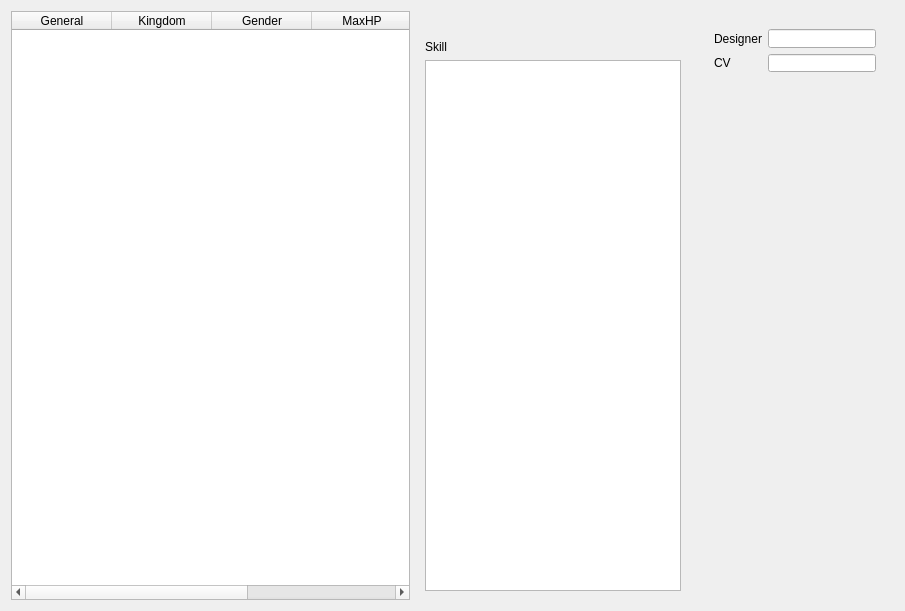
Qt form src/dialog/generaloverview.ui (kdashsoul/QSanguoshaPassMode) before a commit.
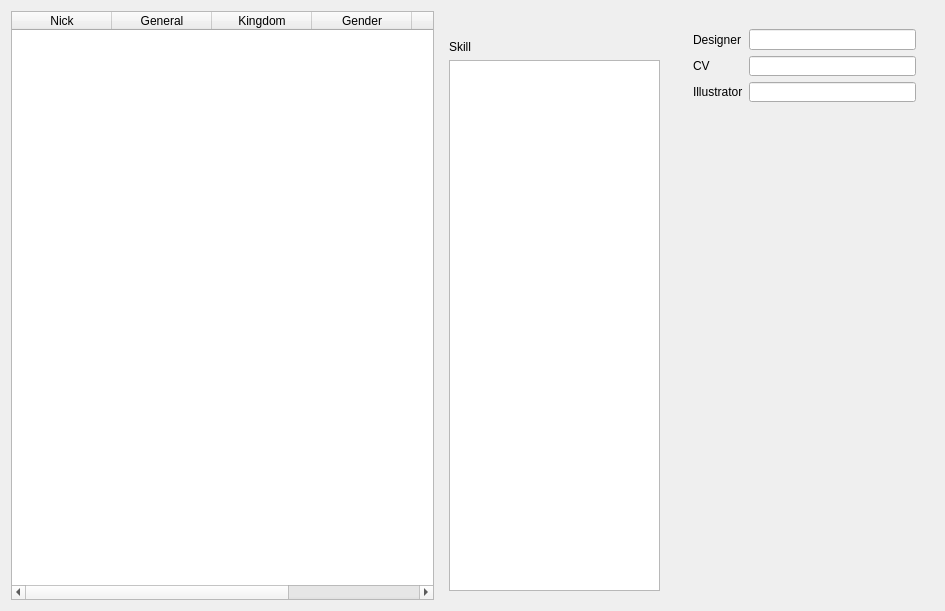
The same form after that commit. Icons and pictures are not drawn.

The edit to the form file:
```diff
--- a/src/dialog/generaloverview.ui
+++ b/src/dialog/generaloverview.ui
@@ -9,10 +9,22 @@
    <rect>
     <x>0</x>
     <y>0</y>
-    <width>905</width>
+    <width>945</width>
     <height>611</height>
    </rect>
   </property>
+  <property name="minimumSize">
+   <size>
+    <width>945</width>
+    <height>550</height>
+   </size>
+  </property>
+  <property name="baseSize">
+   <size>
+    <width>0</width>
+    <height>0</height>
+   </size>
+  </property>
   <property name="windowTitle">
    <string>General Overview</string>
   </property>
@@ -31,6 +43,11 @@
      <property name="sortingEnabled">
       <bool>true</bool>
      </property>
+     <column>
+      <property name="text">
+       <string>Nick</string>
+      </property>
+     </column>
      <column>
       <property name="text">
        <string>General</string>
@@ -82,6 +99,12 @@
         </item>
         <item>
          <widget class="QTextEdit" name="skillTextEdit">
+          <property name="maximumSize">
+           <size>
+            <width>211</width>
+            <height>16777215</height>
+           </size>
+          </property>
           <property name="readOnly">
            <bool>true</bool>
           </property>
@@ -95,10 +118,16 @@
        <layout class="QVBoxLayout" name="verticalLayout">
         <item>
          <widget class="QFrame" name="frame1">
+          <property name="minimumSize">
+           <size>
+            <width>241</width>
+            <height>0</height>
+           </size>
+          </property>
           <property name="maximumSize">
            <size>
-            <width>221</width>
-            <height>61</height>
+            <width>271</width>
+            <height>91</height>
            </size>
           </property>
           <layout class="QGridLayout" name="gridLayout">
@@ -139,6 +168,26 @@
              </property>
             </widget>
            </item>
+	   <item row="2" column="0">
+            <widget class="QLabel" name="illustratorLabel">
+             <property name="text">
+              <string>Illustrator</string>
+             </property>
+            </widget>
+           </item>
+           <item row="2" column="1">
+            <widget class="QLineEdit" name="illustratorLineEdit">
+             <property name="frame">
+              <bool>true</bool>
+             </property>
+             <property name="alignment">
+              <set>Qt::AlignRight|Qt::AlignTrailing|Qt::AlignVCenter</set>
+             </property>
+             <property name="readOnly">
+              <bool>true</bool>
+             </property>
+            </widget>
+           </item>
           </layout>
          </widget>
         </item>
@@ -146,7 +195,7 @@
          <widget class="QScrollArea" name="scrollArea">
           <property name="maximumSize">
            <size>
-            <width>221</width>
+            <width>271</width>
             <height>16777215</height>
            </size>
           </property>
@@ -161,7 +210,7 @@
             <rect>
              <x>0</x>
              <y>0</y>
-             <width>205</width>
+             <width>241</width>
              <height>506</height>
             </rect>
            </property>
```
